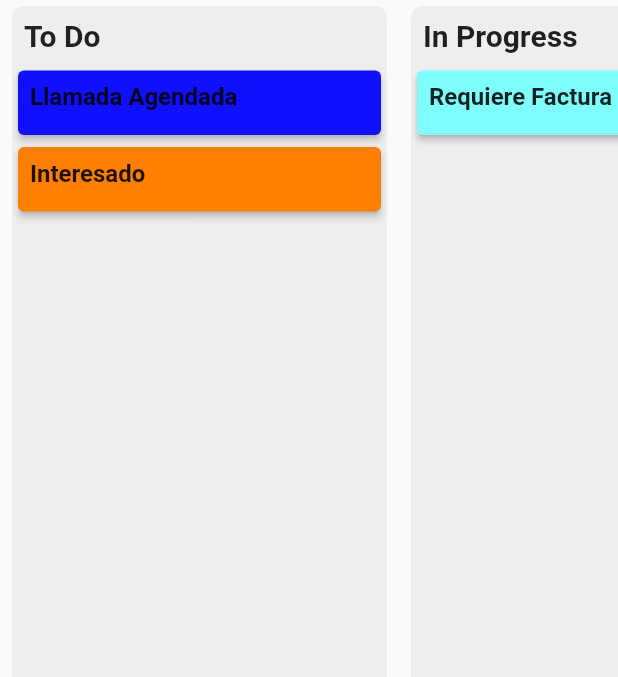
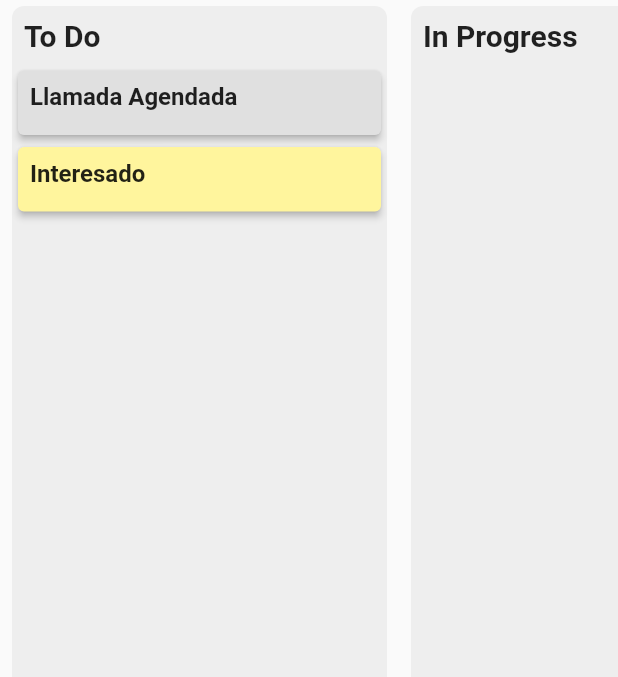
Before and after one commit to joselugo/iventa, a Flutter app: the HomeScreen screen opened by its route, in the side drawer, after a tap on "Inicio", on a phone screen of 412 x 824 dp, the part 84-761 px from its top. Run offline on Flutter 3.47's test engine with Material 2 defaults, Android fonts, the light colour scheme and no system bars; our stand-ins replace sqflite; accounts and stored records are empty.

Commit message:
Implementacion Draggable en el WidgetTask

```diff
--- a/lib/models/task_models.dart
+++ b/lib/models/task_models.dart
@@ -12,6 +12,22 @@ class TaskModel {
   String nombreTask;
   String tag;
   int column_id;
+
+  //Nueva funcion
+  TaskModel copyWith({
+    int? id,
+    String? nombreTask,
+    String? tag,
+    int? column_id,
+  }) {
+    return TaskModel(
+      id: id ?? this.id,
+      nombreTask: nombreTask ?? this.nombreTask,
+      tag: tag ?? this.tag,
+      column_id: column_id ?? this.column_id,
+    );
+  }
+  //fin
 
   factory TaskModel.fromJson(String str) => TaskModel.fromMap(json.decode(str));
 
--- a/lib/providers/db_provider.dart
+++ b/lib/providers/db_provider.dart
@@ -41,7 +41,7 @@ class DBProvider {
         await db.insert(
             'colum', ColumnaModel(id: 3, nombreColum: 'In Stop').toMap());
         await db.insert(
-            'colum', ColumnaModel(id: 4, nombreColum: 'Finish').toMap());
+            'colum', ColumnaModel(id: 4, nombreColum: 'Done').toMap());
 
         await db.execute(''' CREATE TABLE task(
           id INTEGER PRIMARY KEY, nombre_task TEXT, tag TEXT, column_id INTEGER,
@@ -52,7 +52,7 @@ class DBProvider {
             TaskModel(
                     id: 1,
                     nombreTask: 'Llamada Agendada',
-                    tag: '#100ffff',
+                    tag: 'todo',
                     column_id: 1)
                 .toMap());
         await db.insert(
@@ -60,7 +60,7 @@ class DBProvider {
             TaskModel(
                     id: 2,
                     nombreTask: 'Interesado',
-                    tag: '#ff8000',
+                    tag: 'progress',
                     column_id: 1)
                 .toMap());
         await db.insert(
@@ -68,8 +68,8 @@ class DBProvider {
             TaskModel(
                     id: 3,
                     nombreTask: 'Requiere Factura',
-                    tag: '#80ffff',
-                    column_id: 2)
+                    tag: 'done',
+                    column_id: 4)
                 .toMap());
       },
     );
--- a/lib/providers/task_provider.dart
+++ b/lib/providers/task_provider.dart
@@ -3,9 +3,46 @@ import 'package:iventa/providers/db_provider.dart';
 import '../models/models.dart';
 
 class TaskProvider extends ChangeNotifier {
-  List<TaskModel> _tasks = [];
+  List<ColumnaModel> _columnas = [
+    ColumnaModel(id: 1, nombreColum: "To Do"),
+    ColumnaModel(id: 2, nombreColum: "In Progress"),
+    ColumnaModel(id: 3, nombreColum: "In Stop"),
+    ColumnaModel(id: 4, nombreColum: "Done"),
+  ];
+
+  List<TaskModel> _tasks = [
+    TaskModel(
+        id: 1, nombreTask: "Llamada Agendada", tag: "Tag 1", column_id: 1),
+    TaskModel(id: 2, nombreTask: "Interesado", tag: "Tag 2", column_id: 1),
+    TaskModel(
+        id: 3, nombreTask: "Requiere Factura", tag: "Tag 3", column_id: 2),
+  ];
+
+  //List<TaskModel> _tasks = [];
 
   List<TaskModel> get tasks => _tasks;
+
+  // nueva funcion
+  List<ColumnaModel> get columnas => _columnas;
+
+  void addTask(TaskModel task) {
+    _tasks.add(task);
+    notifyListeners();
+  }
+
+  void moveTask(TaskModel task, int newColumnId) {
+    final index = _tasks.indexOf(task);
+    if (index >= 0) {
+      _tasks[index] = task.copyWith(column_id: newColumnId);
+      notifyListeners();
+    }
+  }
+
+  void removeTask(TaskModel task) {
+    _tasks.remove(task);
+    notifyListeners();
+  }
+  // fin
 
   Future<List<TaskModel>> getTasksByColumnId(int columnId) async {
     final db = await DBProvider.db.database;
@@ -23,11 +60,11 @@ class TaskProvider extends ChangeNotifier {
     notifyListeners();
   }
 
-  Future<void> addTask(TaskModel task) async {
-    final db = await DBProvider.db.database;
-    await db!.insert('tasks', task.toMap());
-    await fetchTasks();
-  }
+  // Future<void> addTask(TaskModel task) async {
+  //   final db = await DBProvider.db.database;
+  //   await db!.insert('tasks', task.toMap());
+  //   await fetchTasks();
+  // }
 
   Future<void> deleteTask(int id) async {
     final db = await DBProvider.db.database;
--- a/lib/screens/home_screen.dart
+++ b/lib/screens/home_screen.dart
@@ -76,5 +76,16 @@ class _HomeScreenState extends State<HomeScreen> {
 
 //usar la funcion para covertir el color hexadecimal en la bd a RGB
 Color hexToColor(String code) {
-  return Color(int.parse(code.substring(1, 7), radix: 16) + 0xFF000000);
+  switch (code) {
+    case 'todo':
+      return Colors.grey[300]!;
+    case 'progress':
+      return Colors.yellow[200]!;
+    case 'stop':
+      return Colors.red[200]!;
+    case 'done':
+      return Colors.green[200]!;
+    default:
+      return Colors.deepPurple[300]!;
+  }
 }
--- a/lib/widgets/colum_home_widget.dart
+++ b/lib/widgets/colum_home_widget.dart
@@ -1,4 +1,5 @@
 import 'package:flutter/material.dart';
+import 'package:iventa/models/task_models.dart';
 import 'package:provider/provider.dart';
 
 import '../providers/providers.dart';
@@ -41,9 +42,28 @@ class WidgetColumn extends StatelessWidget {
             ),
           ),
           Expanded(
-            child: ListView.builder(
-              itemCount: tasks.length,
-              itemBuilder: (context, index) => tasks[index],
+            child: DragTarget<WidgetTask>(
+              onAccept: (widgetTask) {
+                taskProvider.moveTask(
+                    widgetTask.taskName as TaskModel, columnId);
+              },
+              builder: (context, candidateData, rejectedData) {
+                return ListView.builder(
+                  itemCount: tasks.length,
+                  itemBuilder: (context, index) {
+                    final task = tasks[index];
+                    return Draggable<WidgetTask>(
+                      data: task,
+                      child: task,
+                      feedback: task,
+                      childWhenDragging: const SizedBox(),
+                      onDragCompleted: () {
+                        taskProvider.removeTask(task.taskName as TaskModel);
+                      },
+                    );
+                  },
+                );
+              },
             ),
           ),
         ],
--- a/lib/widgets/task_home_widget.dart
+++ b/lib/widgets/task_home_widget.dart
@@ -14,7 +14,9 @@ class WidgetTask extends StatelessWidget {
 
   @override
   Widget build(BuildContext context) {
-    return Card(
+    return Draggable(
+      data: taskName,
+      child: Card(
         elevation: 2,
         color: color,
         child: Padding(
@@ -41,6 +43,54 @@ class WidgetTask extends StatelessWidget {
             ],
           ),
         ),
+      ),
+      feedback: Material(
+        child: Card(
+          elevation: 2,
+          color: color.withOpacity(0.7),
+          child: Padding(
+            padding: const EdgeInsets.all(8.0),
+            child: Text(
+              taskName,
+              style: const TextStyle(
+                fontWeight: FontWeight.bold,
+                fontSize: 16,
+              ),
+            ),
+          ),
+        ),
+      ),
+      childWhenDragging: Opacity(
+        opacity: 0.5,
+        child: Card(
+          elevation: 2,
+          color: color.withOpacity(0.5),
+          child: Padding(
+            padding: const EdgeInsets.all(8.0),
+            child: Column(
+              crossAxisAlignment: CrossAxisAlignment.stretch,
+              children: [
+                Text(
+                  taskName,
+                  style: const TextStyle(
+                    fontWeight: FontWeight.bold,
+                    fontSize: 16,
+                  ),
+                ),
+                const SizedBox(height: 8),
+                if (label != null)
+                  Text(
+                    label!,
+                    style: const TextStyle(
+                      fontWeight: FontWeight.bold,
+                      fontSize: 14,
+                    ),
+                  ),
+              ],
+            ),
+          ),
+        ),
+      ),
     );
   }
 }
```
Lines whose indentation alone changed are shown as unchanged.
